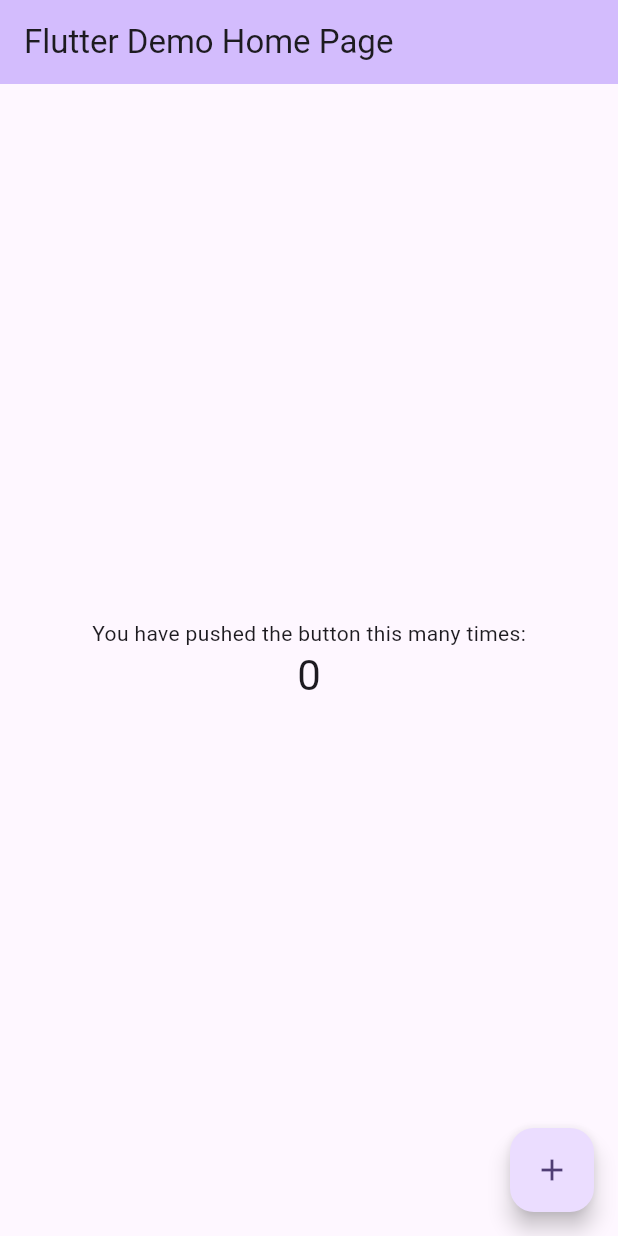
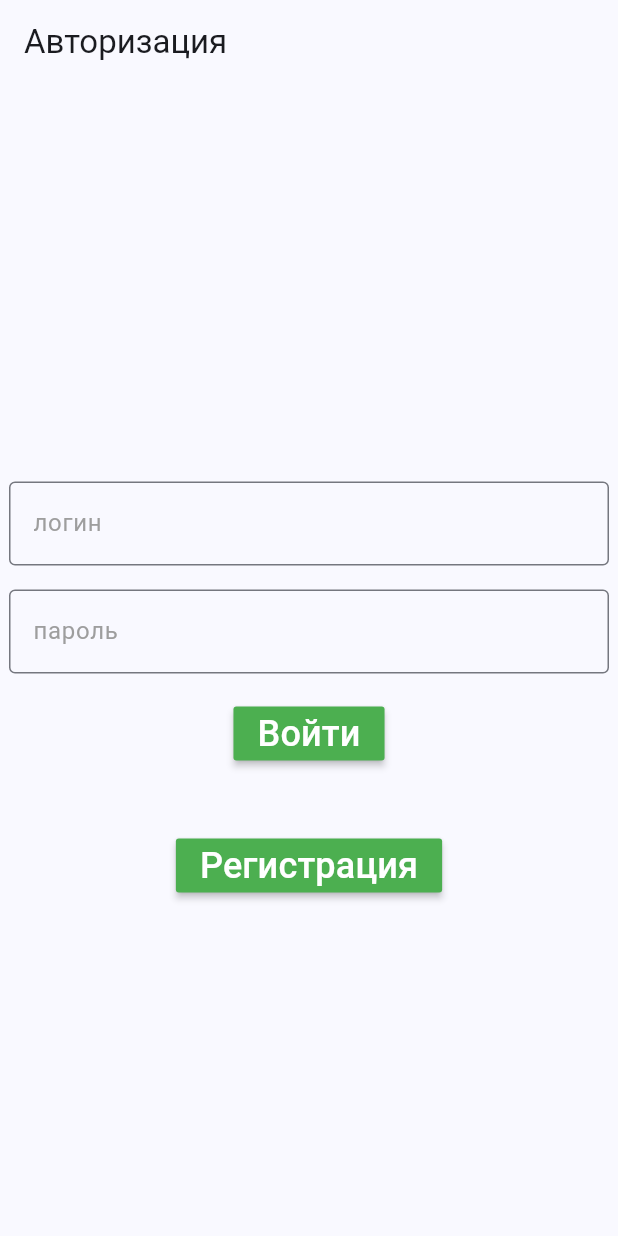
Before and after one commit to HackatonVTB/fronend, a Flutter app: the screen it shows after launch, on a phone screen of 412 x 824 dp. Run offline on Flutter 3.47's test engine with Material 3 defaults, Android fonts, the phone set to English and light mode, and no system bars.

Commit message:
логин (ui) + регистрация (ui)

```diff
--- /dev/null
+++ b/lib/features/login/login_view.dart
@@ -0,0 +1,87 @@
+import 'package:flutter/material.dart';
+import 'package:fronend/features/login/login_view_model.dart';
+import 'package:fronend/features/registration/registration_view.dart';
+import 'package:provider/provider.dart';
+
+class LoginView extends StatelessWidget {
+  const LoginView({super.key});
+
+  @override
+  Widget build(BuildContext context) {
+    return ChangeNotifierProvider<LoginViewModel>(
+      create: (context) => LoginViewModel(),
+      child: Scaffold(
+        appBar: AppBar(
+          title: const Text('Авторизация'),
+        ),
+        body: Consumer<LoginViewModel>(
+          builder: (context, viewModel, child) => SizedBox(
+            width: MediaQuery.of(context).size.width,
+            child: Column(
+              mainAxisAlignment: MainAxisAlignment.center,
+              children: [
+                Text(viewModel.login),
+                Text(viewModel.password),
+                SizedBox(
+                  width: 400,
+                  child: TextField(
+                    controller: viewModel.loginController,
+                    decoration: const InputDecoration(
+                      border: OutlineInputBorder(),
+                      hintText: 'логин',
+                      hintStyle: TextStyle(
+                        color: Colors.grey,
+                      ),
+                    ),
+                  ),
+                ),
+                const SizedBox(height: 16),
+                SizedBox(
+                  width: 400,
+                  child: TextField(
+                    controller: viewModel.passwordController,
+                    decoration: const InputDecoration(
+                      border: OutlineInputBorder(),
+                      hintText: 'пароль',
+                      hintStyle: TextStyle(
+                        color: Colors.grey,
+                      ),
+                    ),
+                  ),
+                ),
+                const SizedBox(height: 16),
+                MaterialButton(
+                  color: Colors.green,
+                  onPressed: () => viewModel.doLogin(),
+                  child: const Text(
+                    'Войти',
+                    style: TextStyle(
+                      fontSize: 24,
+                      color: Colors.white,
+                    ),
+                  ),
+                ),
+                const SizedBox(height: 40),
+                MaterialButton(
+                  color: Colors.green,
+                  onPressed: () => Navigator.of(context).push(
+                    MaterialPageRoute(
+                      builder: (context) => const RegistrationView(),
+                    ),
+                  ),
+                  child: const Text(
+                    'Регистрация',
+                    style: TextStyle(
+                      fontSize: 24,
+                      color: Colors.white,
+                    ),
+                  ),
+                ),
+              ],
+            ),
+          ),
+        ),
+      ),
+    );
+  }
+}
--- /dev/null
+++ b/lib/features/login/login_view_model.dart
@@ -0,0 +1,21 @@
+import 'package:flutter/material.dart';
+
+class LoginViewModel extends ChangeNotifier {
+  final TextEditingController _loginController = TextEditingController();
+  TextEditingController get loginController => _loginController;
+
+  final TextEditingController _passwordController = TextEditingController();
+  TextEditingController get passwordController => _passwordController;
+
+  String _login = '';
+  String get login => _login;
+
+  String _password = '';
+  String get password => _password;
+
+  void doLogin() {
+    _login = _loginController.text;
+    _password = _passwordController.text;
+    notifyListeners();
+  }
+}
--- a/lib/main.dart
+++ b/lib/main.dart
@@ -1,4 +1,5 @@
 import 'package:flutter/material.dart';
+import 'package:fronend/features/login/login_view.dart';
 
 void main() {
   runApp(const MyApp());
@@ -7,119 +8,15 @@
 class MyApp extends StatelessWidget {
   const MyApp({super.key});
 
-  // This widget is the root of your application.
   @override
   Widget build(BuildContext context) {
     return MaterialApp(
-      title: 'Flutter Demo',
+      title: 'Веб-морда',
       theme: ThemeData(
-        // This is the theme of your application.
-        //
-        // TRY THIS: Try running your application with "flutter run". You'll see
-        // the application has a purple toolbar. Then, without quitting the app,
-        // try changing the seedColor in the colorScheme below to Colors.green
-        // and then invoke "hot reload" (save your changes or press the "hot
-        // reload" button in a Flutter-supported IDE, or press "r" if you used
-        // the command line to start the app).
-        //
-        // Notice that the counter didn't reset back to zero; the application
-        // state is not lost during the reload. To reset the state, use hot
-        // restart instead.
-        //
-        // This works for code too, not just values: Most code changes can be
-        // tested with just a hot reload.
-        colorScheme: ColorScheme.fromSeed(seedColor: Colors.deepPurple),
+        colorScheme: ColorScheme.fromSeed(seedColor: Colors.blueAccent),
         useMaterial3: true,
       ),
-      home: const MyHomePage(title: 'Flutter Demo Home Page'),
+      home: const LoginView(),
     );
   }
 }
-
-class MyHomePage extends StatefulWidget {
-  const MyHomePage({super.key, required this.title});
-
-  // This widget is the home page of your application. It is stateful, meaning
-  // that it has a State object (defined below) that contains fields that affect
-  // how it looks.
-
-  // This class is the configuration for the state. It holds the values (in this
-  // case the title) provided by the parent (in this case the App widget) and
-  // used by the build method of the State. Fields in a Widget subclass are
-  // always marked "final".
-
-  final String title;
-
-  @override
-  State<MyHomePage> createState() => _MyHomePageState();
-}
-
-class _MyHomePageState extends State<MyHomePage> {
-  int _counter = 0;
-
-  void _incrementCounter() {
-    setState(() {
-      // This call to setState tells the Flutter framework that something has
-      // changed in this State, which causes it to rerun the build method below
-      // so that the display can reflect the updated values. If we changed
-      // _counter without calling setState(), then the build method would not be
-      // called again, and so nothing would appear to happen.
-      _counter++;
-    });
-  }
-
-  @override
-  Widget build(BuildContext context) {
-    // This method is rerun every time setState is called, for instance as done
-    // by the _incrementCounter method above.
-    //
-    // The Flutter framework has been optimized to make rerunning build methods
-    // fast, so that you can just rebuild anything that needs updating rather
-    // than having to individually change instances of widgets.
-    return Scaffold(
-      appBar: AppBar(
-        // TRY THIS: Try changing the color here to a specific color (to
-        // Colors.amber, perhaps?) and trigger a hot reload to see the AppBar
-        // change color while the other colors stay the same.
-        backgroundColor: Theme.of(context).colorScheme.inversePrimary,
-        // Here we take the value from the MyHomePage object that was created by
-        // the App.build method, and use it to set our appbar title.
-        title: Text(widget.title),
-      ),
-      body: Center(
-        // Center is a layout widget. It takes a single child and positions it
-        // in the middle of the parent.
-        child: Column(
-          // Column is also a layout widget. It takes a list of children and
-          // arranges them vertically. By default, it sizes itself to fit its
-          // children horizontally, and tries to be as tall as its parent.
-          //
-          // Column has various properties to control how it sizes itself and
-          // how it positions its children. Here we use mainAxisAlignment to
-          // center the children vertically; the main axis here is the vertical
-          // axis because Columns are vertical (the cross axis would be
-          // horizontal).
-          //
-          // TRY THIS: Invoke "debug painting" (choose the "Toggle Debug Paint"
-          // action in the IDE, or press "p" in the console), to see the
-          // wireframe for each widget.
-          mainAxisAlignment: MainAxisAlignment.center,
-          children: <Widget>[
-            const Text(
-              'You have pushed the button this many times:',
-            ),
-            Text(
-              '$_counter',
-              style: Theme.of(context).textTheme.headlineMedium,
-            ),
-          ],
-        ),
-      ),
-      floatingActionButton: FloatingActionButton(
-        onPressed: _incrementCounter,
-        tooltip: 'Increment',
-        child: const Icon(Icons.add),
-      ), // This trailing comma makes auto-formatting nicer for build methods.
-    );
-  }
-}
```
Also changed, not shown: lib/features/registration/registration_view.dart (added, +90 -0 lines), lib/features/registration/registration_view_model.dart (added, +65 -0 lines), pubspec.yaml (+1 -68 lines), pubspec.lock.
